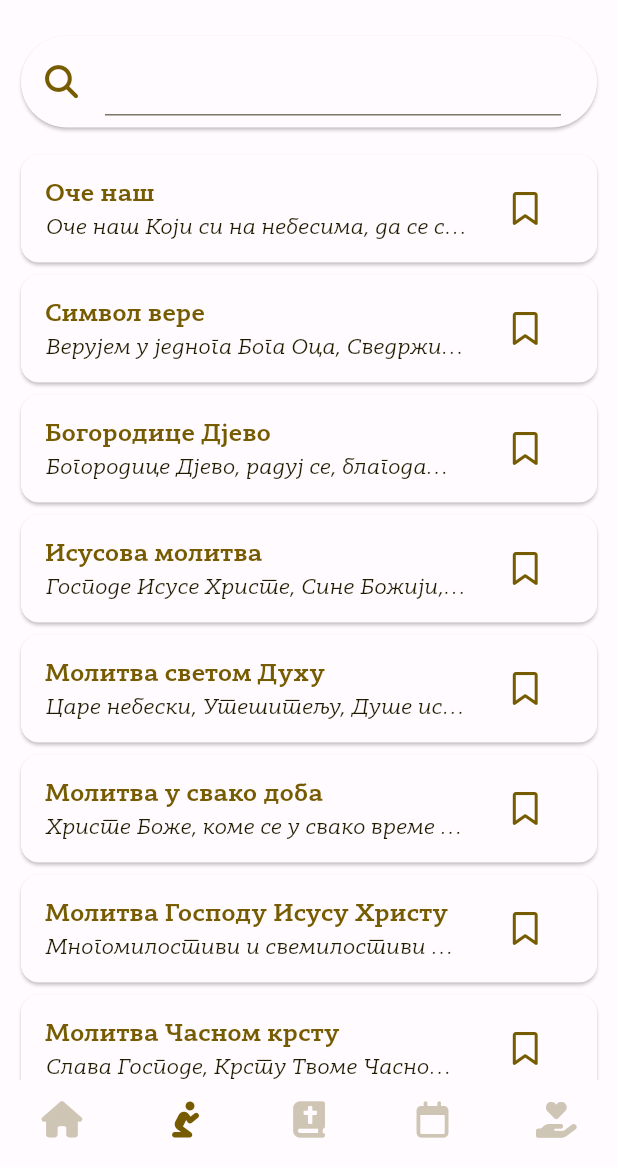
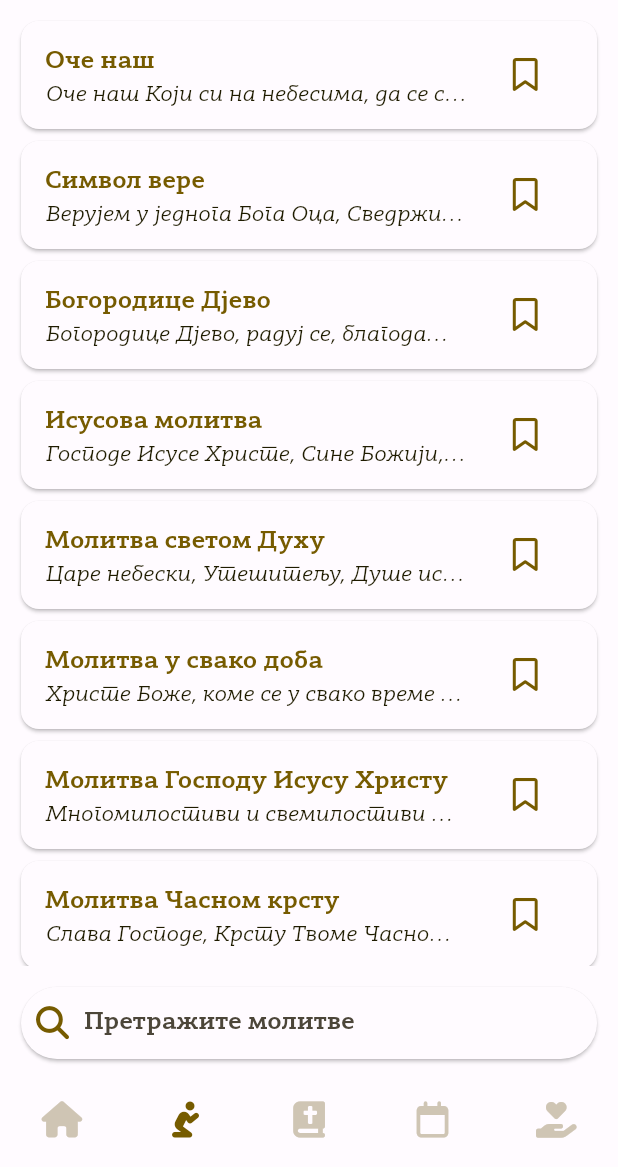
Before and after one commit to AleksaZCodes/VeronaukaNaDlanu, a Flutter app: the screen it shows after launch, item 2 of the bottom bar chosen, on a phone screen of 412 x 824 dp, the part 69-1236 px from its top. Run offline on Flutter 3.47's test engine with Material 2 defaults, Android fonts, the phone set to English and light mode, and no system bars; our stand-ins replace font_awesome_flutter, google_mobile_ads, hive, hive_flutter, share_plus, table_calendar; accounts and stored records are empty; network calls fail.

Commit message:
Pretraga molitvi - bugfix

```diff
--- a/lib/molitve/molitve.dart
+++ b/lib/molitve/molitve.dart
@@ -98,58 +98,21 @@ class _MolitveState extends State<Molitve> {
     ColorScheme colors = Theme.of(context).colorScheme;
     TextTheme textTheme = Theme.of(context).textTheme;
 
-    _molitve.sort((a, b) => a.id - b.id);
+    _filtriraneMolitve.sort((a, b) => a.id - b.id);
 
     // Podeli molitve na zakacene i klasicne
     List<Molitva> zakaceneMolitve =
-        _molitve.where((molitva) => molitva.zakaceno).toList();
+        _filtriraneMolitve.where((molitva) => molitva.zakaceno).toList();
     List<Molitva> klasicneMolitve =
-        _molitve.where((molitva) => !molitva.zakaceno).toList();
+        _filtriraneMolitve.where((molitva) => !molitva.zakaceno).toList();
 
     // Spoji tako da su zakacene prve
-    _molitve = [...zakaceneMolitve, ...klasicneMolitve];
+    _filtriraneMolitve = [...zakaceneMolitve, ...klasicneMolitve];
 
     return Stack(
       children: [
         Column(
           children: [
-            Padding(
-              padding: EdgeInsets.all(10),
-              child: Card(
-                shape: RoundedRectangleBorder(
-                  borderRadius: BorderRadius.circular(100),
-                ),
-                child: ListTile(
-                  shape: RoundedRectangleBorder(
-                    borderRadius: BorderRadius.circular(100),
-                  ),
-                  leading: FaIcon(
-                    FontAwesomeIcons.magnifyingGlass,
-                    color: colors.primary,
-                    size: textTheme.titleLarge?.fontSize,
-                  ),
-                  title: Container(
-                    height: 45,
-                    child: TextField(
-                      style: textTheme.titleMedium,
-                      decoration: InputDecoration(contentPadding: EdgeInsets.symmetric(vertical: 0)),
-                      controller: _kontrolerPretrage,
-                      onChanged: (String unos) {
-                        _filtrirajMolitve(unos);
-                      },
-                    ),
-                  ),
-                  // trailing: IconButton(
-                  //   icon: FaIcon(
-                  //     FontAwesomeIcons.xmark,
-                  //     color: colors.primary,
-                  //   ),
-                  //   // iconSize: textTheme.titleLarge?.fontSize,
-                  //   onPressed: () {},
-                  // ),
-                ),
-              ),
-            ),
             Expanded(
               child: ListView.builder(
                   itemCount: _filtriraneMolitve.length,
@@ -206,6 +169,50 @@ class _MolitveState extends State<Molitve> {
                     );
                   }),
             ),
+            Padding(
+              padding: EdgeInsets.all(10),
+              child: Card(
+                shape: RoundedRectangleBorder(
+                  borderRadius: BorderRadius.circular(100),
+                ),
+                child: Padding(
+                  padding: EdgeInsets.symmetric(horizontal: 10),
+                  child: Row(
+                      crossAxisAlignment: CrossAxisAlignment.center,
+                      children: [
+                        FaIcon(
+                          FontAwesomeIcons.magnifyingGlass,
+                          color: colors.primary,
+                          size: textTheme.titleLarge?.fontSize,
+                        ),
+                        SizedBox(
+                          width: 10,
+                        ),
+                        Flexible(
+                          child: Container(
+                            child: TextField(
+                              maxLines: 1,
+                              style: textTheme.titleMedium!.merge(TextStyle(
+                                fontWeight: FontWeight.bold,
+                                color: colors.primary,
+                              )),
+                              decoration: InputDecoration(
+                                contentPadding:
+                                EdgeInsets.symmetric(vertical: 0),
+                                border: InputBorder.none,
+                                hintText: "Претражите молитве",
+                              ),
+                              controller: _kontrolerPretrage,
+                              onChanged: (String unos) {
+                                _filtrirajMolitve(unos);
+                              },
+                            ),
+                          ),
+                        ),
+                      ]),
+                ),
+              ),
+            ),
           ],
         ),
         if (_molitve.isEmpty)
```
